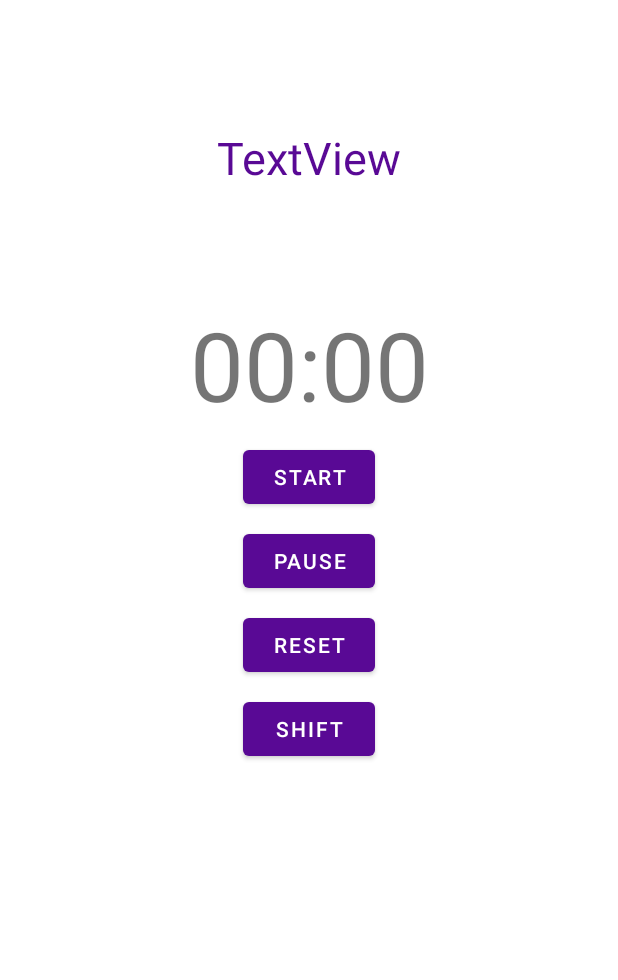
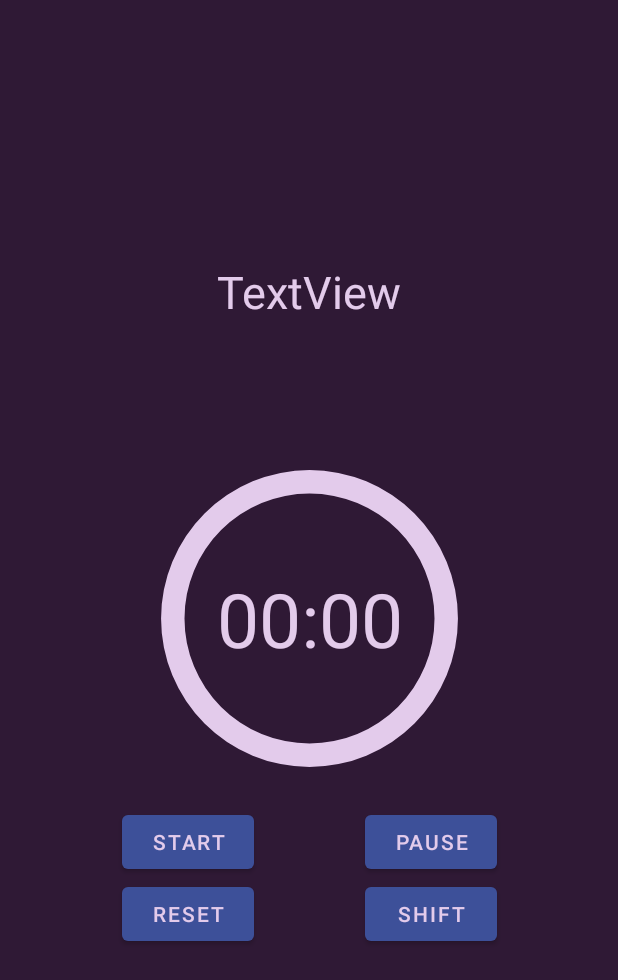
Before and after one commit to Equipo-alfa-super-mega-dinamita/clockrow, an Android app: the layout activity_clock.xml on its own in the app's theme, with its tools: preview values and no code run, on a phone screen of 412 x 824 dp. Shown: the top 980 px of the screen. Run offline under Robolectric (Android 15) with nearby library versions, the phone set to English and light mode, and no system bars.

Commit message:
Add progress bar and background color

```diff
--- /dev/null
+++ b/app/src/main/res/drawable/circle.xml
@@ -0,0 +1,27 @@
+<?xml version="1.0" encoding="utf-8"?>
+<layer-list xmlns:android="http://schemas.android.com/apk/res/android">
+    <item>
+        <shape
+            android:shape="ring"
+            android:thicknessRatio="16"
+            android:useLevel="false">
+            <solid android:color="@color/white"/>
+        </shape>
+    </item>
+    <item>
+        <rotate
+            android:fromDegrees="270"
+            android:toDegrees="270">
+        <shape
+            android:shape="ring"
+            android:thicknessRatio="16"
+            android:useLevel="true">
+            <gradient
+                android:startColor="@color/colorPrimary"
+                android:endColor="@color/colorPrimaryDark"
+                 />
+        </shape>
+        </rotate>
+    </item>
+
+</layer-list>
--- a/app/src/main/res/layout/activity_add_task.xml
+++ b/app/src/main/res/layout/activity_add_task.xml
@@ -120,6 +120,6 @@
         android:background="@color/colorPrimary"
         android:text="@string/button_save"
         android:layout_margin="@dimen/big_padding"
-        android:textColor="@color/buttonLabel" />
+        android:textColor="@color/white" />
 
 </LinearLayout>
--- a/app/src/main/res/layout/activity_clock.xml
+++ b/app/src/main/res/layout/activity_clock.xml
@@ -4,7 +4,9 @@
     xmlns:tools="http://schemas.android.com/tools"
     android:layout_width="match_parent"
     android:layout_height="match_parent"
-    tools:context=".view.activity.ClockActivity">
+    tools:context=".view.activity.ClockActivity"
+    android:background="@color/colorSecondaryDark"
+    android:id="@+id/clockActivity">
 
     <TextView
         android:id="@+id/task_title"
@@ -13,69 +15,77 @@
         android:textSize="30sp"
         android:layout_marginTop="@dimen/big_padding"
         android:ellipsize="end"
-        android:textColor="@color/colorPrimaryDark"
+        android:textColor="@color/colorSecondaryLight"
         app:layout_constraintEnd_toEndOf="parent"
         app:layout_constraintStart_toStartOf="parent"
         app:layout_constraintTop_toTopOf="parent" />
 
 
+    <ProgressBar
+        android:id="@+id/progress_bar"
+        android:layout_width="250dp"
+        android:layout_height="250dp"
+        style="@style/CircularDeterminateProgressBar"
+        app:layout_constraintBottom_toBottomOf="parent"
+        app:layout_constraintLeft_toLeftOf="parent"
+        app:layout_constraintRight_toRightOf="parent"
+        app:layout_constraintTop_toTopOf="parent"
+        tools:progress="0" />
+
     <TextView
         android:id="@+id/timeText"
         android:layout_width="wrap_content"
         android:layout_height="wrap_content"
-        android:layout_marginTop="200dp"
         android:text="00:00"
-        android:textSize="64sp"
-        app:layout_constraintEnd_toEndOf="parent"
-        app:layout_constraintStart_toStartOf="parent"
-        app:layout_constraintTop_toTopOf="parent" />
+        android:textColor="@color/white"
+        android:textSize="50sp"
+        app:layout_constraintBottom_toBottomOf="@+id/progress_bar"
+        app:layout_constraintEnd_toEndOf="@+id/progress_bar"
+        app:layout_constraintStart_toStartOf="@+id/progress_bar"
+        app:layout_constraintTop_toTopOf="@+id/progress_bar" />
 
     <Button
         android:id="@+id/startButtonClock"
         android:layout_width="wrap_content"
         android:layout_height="wrap_content"
-        android:layout_marginTop="8dp"
         android:text="Start"
-        app:layout_constraintEnd_toEndOf="parent"
-        app:layout_constraintStart_toStartOf="parent"
-        app:layout_constraintTop_toBottomOf="@+id/timeText" />
+        android:textColor="@color/colorSecondaryLight"
+        app:layout_constraintStart_toStartOf="@+id/progress_bar"
+        app:layout_constraintTop_toBottomOf="@+id/progress_bar" />
 
     <Button
         android:id="@+id/puaseButtonClock"
         android:layout_width="wrap_content"
         android:layout_height="wrap_content"
-        android:layout_marginTop="8dp"
         android:text="pause"
-        app:layout_constraintEnd_toEndOf="parent"
-        app:layout_constraintStart_toStartOf="parent"
-        app:layout_constraintTop_toBottomOf="@+id/startButtonClock" />
+        android:textColor="@color/colorSecondaryLight"
+        app:layout_constraintEnd_toEndOf="@+id/progress_bar"
+        app:layout_constraintTop_toBottomOf="@+id/progress_bar" />
 
     <Button
         android:id="@+id/resetButtonClock"
         android:layout_width="wrap_content"
         android:layout_height="wrap_content"
-        android:layout_marginTop="8dp"
+        android:textColor="@color/colorSecondaryLight"
         android:text="reset"
-        app:layout_constraintEnd_toEndOf="parent"
-        app:layout_constraintStart_toStartOf="parent"
-        app:layout_constraintTop_toBottomOf="@+id/puaseButtonClock" />
+        app:layout_constraintStart_toStartOf="@+id/startButtonClock"
+        app:layout_constraintTop_toBottomOf="@+id/startButtonClock" />
 
     <Button
         android:id="@+id/shift"
         android:layout_width="wrap_content"
         android:layout_height="wrap_content"
-        android:layout_marginTop="8dp"
+        android:textColor="@color/colorSecondaryLight"
         android:text="shift"
-        app:layout_constraintEnd_toEndOf="parent"
-        app:layout_constraintStart_toStartOf="parent"
-        app:layout_constraintTop_toBottomOf="@+id/resetButtonClock" />
+        app:layout_constraintEnd_toEndOf="@+id/puaseButtonClock"
+        app:layout_constraintTop_toBottomOf="@+id/puaseButtonClock" />
 
     <TextView
         android:id="@+id/methodText"
         android:layout_width="wrap_content"
         android:layout_height="wrap_content"
         android:text="TextView"
-        android:textColor="@color/colorPrimary"
+        android:textColor="@color/white"
         android:textSize="30sp"
         app:layout_constraintBottom_toTopOf="@+id/timeText"
         app:layout_constraintEnd_toEndOf="parent"
--- a/app/src/main/res/values/colors.xml
+++ b/app/src/main/res/values/colors.xml
@@ -1,7 +1,12 @@
 <?xml version="1.0" encoding="utf-8"?>
 <resources>
-    <color name="colorPrimary">#590995</color>
-    <color name="colorPrimaryDark">#150485</color>
-    <color name="colorAccent">#FF414D</color>
-    <color name="buttonLabel">#FFFFFF</color>
+    <color name="colorPrimary">#3D5099</color>
+    <color name="colorPrimaryDark">#1D1153</color>
+    <color name="colorAccent">#FF9951</color>
+    <color name="white">#E3CBEB</color>
+    <color name="colorSecondaryLight">#E3CBEB</color>
+    <color name="colorSecondaryDark">#2F1935</color>
+    <color name="pomodoro">#FF3E03</color>
+    <color name="saving">#176E1A</color>
+    <color name="breaks">#00BCD4</color>
 </resources>
--- a/app/src/main/res/values/strings.xml
+++ b/app/src/main/res/values/strings.xml
@@ -31,8 +31,6 @@
     </string-array>
     <string name="title_activity_ad_mob">MainActivity</string>
     <string name="action_settings">Settings</string>
-
-
     <string name="interstitial_ad_sample">Interstitial Ad Sample</string>
     <string name="start_level">Level 1</string>
     <string name="next_level">Next Level</string>
--- a/app/src/main/res/values/styles.xml
+++ b/app/src/main/res/values/styles.xml
@@ -17,5 +17,9 @@
         <item name="android:textAppearance">@android:style/TextAppearance.Large</item>
     </style>
 
+    <style name="CircularDeterminateProgressBar">
+        <item name="android:indeterminateOnly">false</item>
+        <item name="android:progressDrawable">@drawable/circle</item>
+    </style>
 
 </resources>
```
Also changed, not shown: app/src/main/java/co/edu/unal/clockrow/view/activity/ClockActivity.java (deleted, +0 -135 lines), app/src/main/java/co/edu/unal/clockrow/view/activity/ClockActivity.kt (added, +178 -0 lines), app/src/main/java/co/edu/unal/clockrow/viewmodel/ClockViewModel.java (+31 -4 lines).
